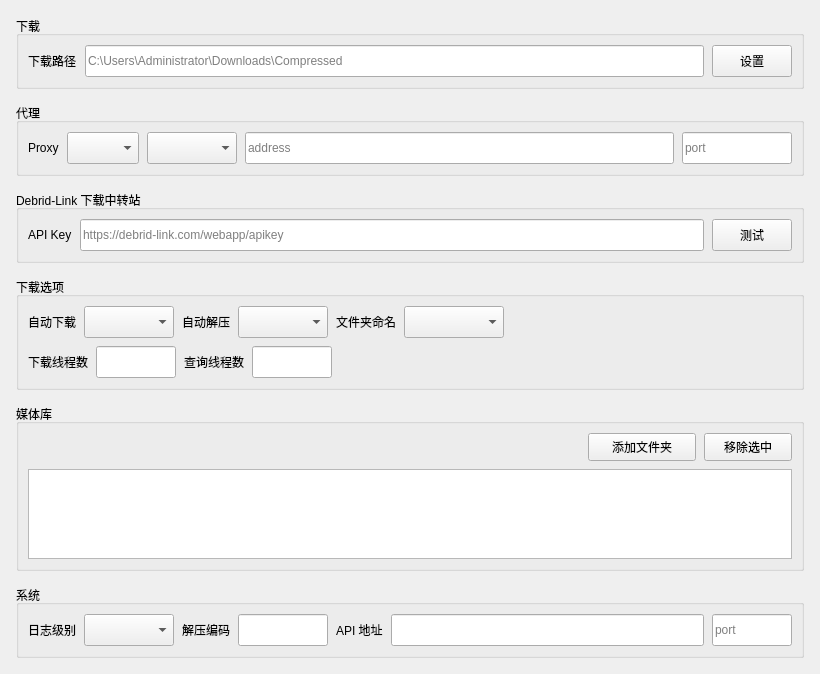
First picture: the form in src/QTui/ui_file/setting.ui, repository henntaidesu/DLsite_Anime-sharing_download, before the edit.
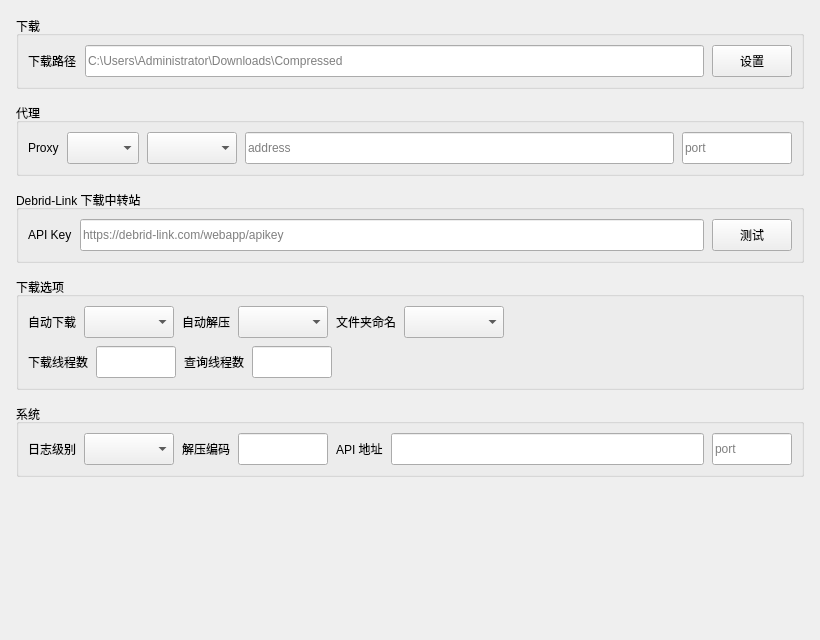
Second picture: the form after the edit.

Commit message: 修改媒体库方法

Patch:
```diff
--- a/src/QTui/ui_file/setting.ui
+++ b/src/QTui/ui_file/setting.ui
@@ -367,90 +367,6 @@
       </layout>
      </widget>
     </item>
-    <item>
-     <widget class="QGroupBox" name="mediaLibGroup">
-      <property name="title">
-       <string>媒体库</string>
-      </property>
-      <layout class="QVBoxLayout" name="mediaLibLayout">
-       <property name="spacing">
-        <number>8</number>
-       </property>
-       <item>
-        <layout class="QHBoxLayout" name="mediaLibHeader">
-         <property name="spacing">
-          <number>8</number>
-         </property>
-         <item>
-          <widget class="QLabel" name="media_lib_status">
-           <property name="text">
-            <string/>
-           </property>
-           <property name="class" stdset="0">
-            <string>caption</string>
-           </property>
-          </widget>
-         </item>
-         <item>
-          <spacer name="mediaLibSpacer">
-           <property name="orientation">
-            <enum>Qt::Horizontal</enum>
-           </property>
-           <property name="sizeHint" stdset="0">
-            <size>
-             <width>40</width>
-             <height>20</height>
-            </size>
-           </property>
-          </spacer>
-         </item>
-         <item>
-          <widget class="QPushButton" name="media_lib_add_button">
-           <property name="minimumSize">
-            <size>
-             <width>108</width>
-             <height>28</height>
-            </size>
-           </property>
-           <property name="text">
-            <string>添加文件夹</string>
-           </property>
-          </widget>
-         </item>
-         <item>
-          <widget class="QPushButton" name="media_lib_remove_button">
-           <property name="minimumSize">
-            <size>
-             <width>88</width>
-             <height>28</height>
-            </size>
-           </property>
-           <property name="text">
-            <string>移除选中</string>
-           </property>
-          </widget>
-         </item>
-        </layout>
-       </item>
-       <item>
-        <widget class="QListWidget" name="media_lib_list">
-         <property name="minimumSize">
-          <size>
-           <width>0</width>
-           <height>90</height>
-          </size>
-         </property>
-         <property name="maximumSize">
-          <size>
-           <width>16777215</width>
-           <height>140</height>
-          </size>
-         </property>
-        </widget>
-       </item>
-      </layout>
-     </widget>
-    </item>
     <item>
      <widget class="QGroupBox" name="systemGroup">
       <property name="title">
```
The commit also changes 10 other files.
